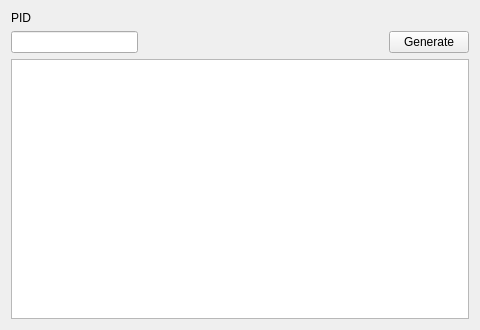
Before: the Qt Designer form Source/Form/Gen3/Tools/PIDToIV.ui in Admiral-Fish/PokeFinder, drawn with Qt 5.
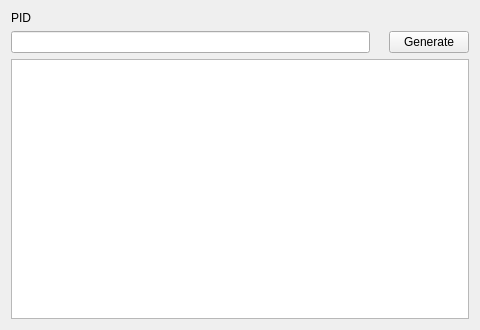
After: the same form once the commit is applied. Custom widgets are drawn as their Qt base class.

Diff of the .ui file:
```diff
--- a/Source/Form/Gen3/Tools/PIDToIV.ui
+++ b/Source/Form/Gen3/Tools/PIDToIV.ui
@@ -29,12 +29,6 @@
      <property name="orientation">
       <enum>Qt::Horizontal</enum>
      </property>
-     <property name="sizeHint" stdset="0">
-      <size>
-       <width>239</width>
-       <height>20</height>
-      </size>
-     </property>
     </spacer>
    </item>
    <item row="1" column="2">
```
Left out of the diff: 5 changed lines with no effect on the pictures.
